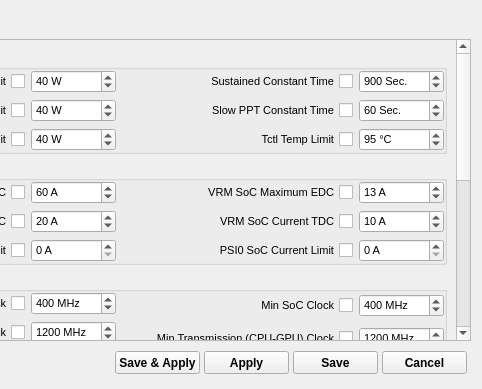
Old version of the form CtrlAPUForm.ui in the repository xodj/RyzenAdjCtrl; both pictures show x 230 to 712 and y 0 to 389 of the 712 by 389 pixel window.
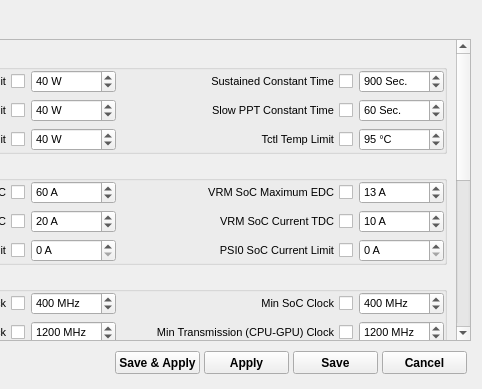
New version of the form. Custom widgets are drawn as their Qt base class.

The edit to the form file:
```diff
--- a/CtrlAPUForm.ui
+++ b/CtrlAPUForm.ui
@@ -6,7 +6,7 @@
    <rect>
     <x>0</x>
     <y>0</y>
-    <width>702</width>
+    <width>708</width>
     <height>389</height>
    </rect>
   </property>
@@ -91,9 +91,9 @@
       <property name="geometry">
        <rect>
         <x>0</x>
-        <y>0</y>
-        <width>665</width>
-        <height>790</height>
+        <y>-380</y>
+        <width>674</width>
+        <height>682</height>
        </rect>
       </property>
       <layout class="QVBoxLayout" name="verticalLayout_2">
@@ -2785,12 +2785,12 @@
                <enum>Qt::Vertical</enum>
               </property>
               <property name="sizeType">
-               <enum>QSizePolicy::Minimum</enum>
+               <enum>QSizePolicy::Expanding</enum>
               </property>
               <property name="sizeHint" stdset="0">
                <size>
-                <width>0</width>
-                <height>0</height>
+                <width>23</width>
+                <height>23</height>
                </size>
               </property>
              </spacer>
```
